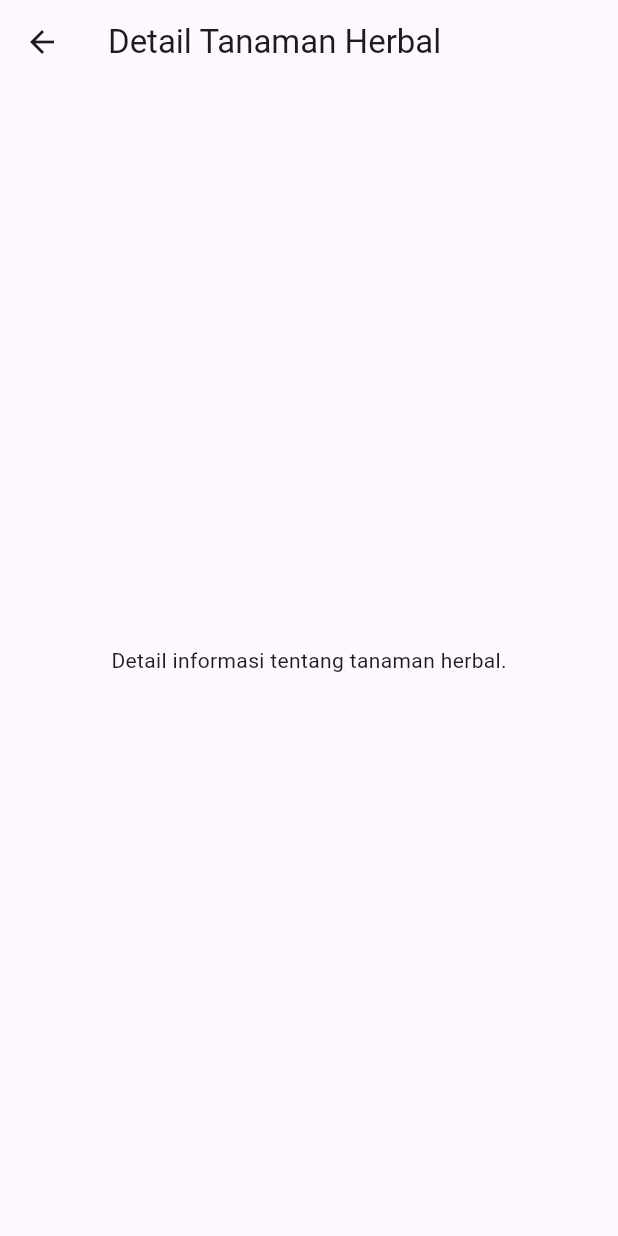
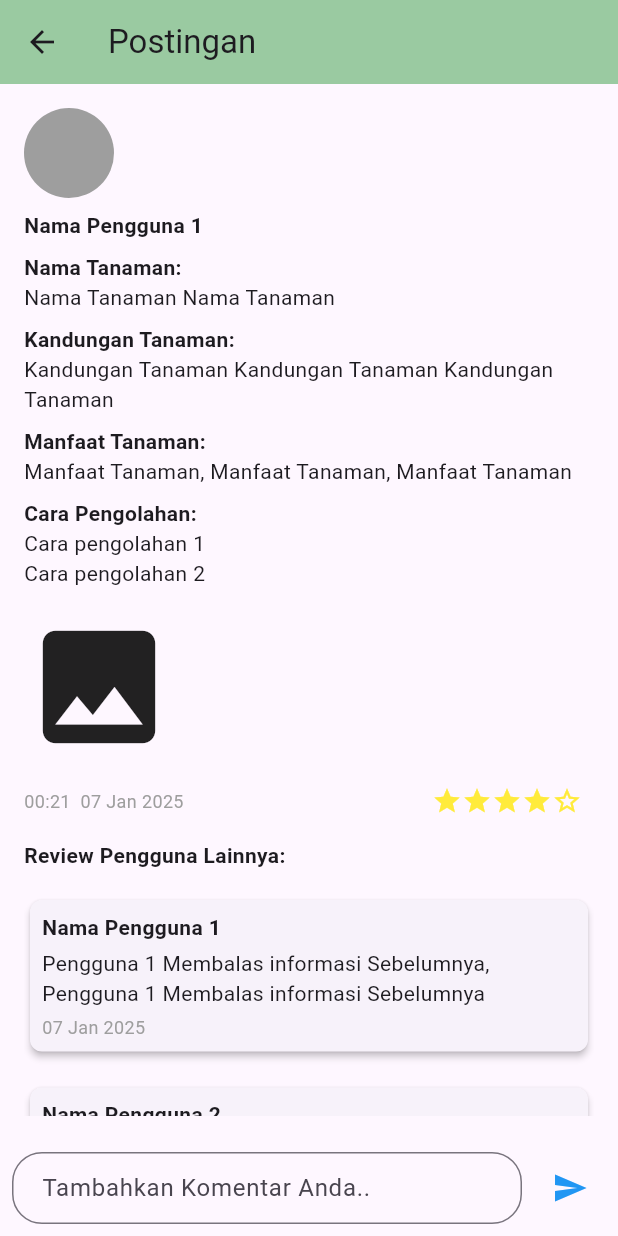
Before and after one commit to jayflinehtg/Project_TA-2024-2025-Kelompok9, a Flutter app: the screen it shows after launch, after a tap on "Lihat Detail", on a phone screen of 412 x 824 dp. Run offline on Flutter 3.47's test engine with Material 3 defaults, Android fonts, the phone set to English and light mode, and no system bars.

Commit message:
detailPage

```diff
--- /dev/null
+++ b/lib/detail.dart
@@ -0,0 +1,174 @@
+import 'package:flutter/material.dart';
+
+class DetailPage extends StatefulWidget {
+  @override
+  _DetailPageState createState() => _DetailPageState();
+}
+
+class _DetailPageState extends State<DetailPage> {
+  final String plantName = 'Nama Tanaman Nama Tanaman';
+  final String plantContent = 'Kandungan Tanaman Kandungan Tanaman Kandungan Tanaman';
+  final String benefits = 'Manfaat Tanaman, Manfaat Tanaman, Manfaat Tanaman';
+  final List<String> process = ['Cara pengolahan 1', 'Cara pengolahan 2'];
+  final String imageUrl = ''; // Add image URL if available
+
+  List<Map<String, String>> reviews = [
+    {
+      'username': 'Nama Pengguna 1',
+      'review': 'Pengguna 1 Membalas informasi Sebelumnya, Pengguna 1 Membalas informasi Sebelumnya',
+      'date': '07 Jan 2025',
+    },
+    {
+      'username': 'Nama Pengguna 2',
+      'review': 'Pengguna 2 Membalas informasi Sebelumnya, Pengguna 2 Membalas informasi Sebelumnya',
+      'date': '08 Jan 2025',
+    },
+    {
+      'username': 'Nama Pengguna 3',
+      'review': 'Pengguna 3 Membalas informasi Sebelumnya, Pengguna 3 Membalas informasi Sebelumnya',
+      'date': '09 Jan 2025',
+    },
+  ];
+
+  final TextEditingController _commentController = TextEditingController();
+
+  void _addComment() {
+    String newComment = _commentController.text.trim();
+    if (newComment.isNotEmpty) {
+      setState(() {
+        reviews.add({
+          'username': 'Pengguna Baru', // Bisa diganti dengan nama pengguna yang login
+          'review': newComment,
+          'date': '10 Jan 2025', // Bisa diganti dengan tanggal sekarang secara otomatis
+        });
+        _commentController.clear();
+      });
+    }
+  }
+
+  @override
+  Widget build(BuildContext context) {
+    return Scaffold(
+      appBar: AppBar(
+        title: const Text('Postingan'),
+        backgroundColor: const Color(0xFF9ACAA1),
+      ),
+      body: Column(
+        children: [
+          Expanded(
+            child: Padding(
+              padding: const EdgeInsets.all(16.0),
+              child: SingleChildScrollView(
+                child: Column(
+                  crossAxisAlignment: CrossAxisAlignment.start,
+                  children: [
+                    // Plant details section
+                    const CircleAvatar(
+                      radius: 30,
+                      backgroundColor: Colors.grey,
+                    ),
+                    const SizedBox(height: 8),
+                    const Text('Nama Pengguna 1', style: TextStyle(fontWeight: FontWeight.bold)),
+                    const SizedBox(height: 8),
+                    const Text('Nama Tanaman:', style: TextStyle(fontWeight: FontWeight.bold)),
+                    Text(plantName),
+                    const SizedBox(height: 8),
+                    const Text('Kandungan Tanaman:', style: TextStyle(fontWeight: FontWeight.bold)),
+                    Text(plantContent),
+                    const SizedBox(height: 8),
+                    const Text('Manfaat Tanaman:', style: TextStyle(fontWeight: FontWeight.bold)),
+                    Text(benefits),
+                    const SizedBox(height: 8),
+                    const Text('Cara Pengolahan:', style: TextStyle(fontWeight: FontWeight.bold)),
+                    for (var item in process) Text(item),
+                    const SizedBox(height: 16),
+
+                    // Image section (if available)
+                    imageUrl.isNotEmpty
+                        ? Image.network(imageUrl)
+                        : const Icon(Icons.image, size: 100),
+
+                    const SizedBox(height: 16),
+
+                    // Rating and Time Section
+                    Row(
+                      children: [
+                        const Text(
+                          '00:21  07 Jan 2025',
+                          style: TextStyle(fontSize: 12, color: Colors.grey),
+                        ),
+                        const Spacer(),
+                        const Icon(Icons.star, color: Colors.yellow, size: 20),
+                        const Icon(Icons.star, color: Colors.yellow, size: 20),
+                        const Icon(Icons.star, color: Colors.yellow, size: 20),
+                        const Icon(Icons.star, color: Colors.yellow, size: 20),
+                        const Icon(Icons.star_border, color: Colors.yellow, size: 20),
+                        const SizedBox(width: 8),
+                      ],
+                    ),
+                    const SizedBox(height: 16),
+
+                    // Reviews section
+                    const Text('Review Pengguna Lainnya:', style: TextStyle(fontWeight: FontWeight.bold)),
+                    const SizedBox(height: 8),
+                    for (var review in reviews)
+                      Padding(
+                        padding: const EdgeInsets.symmetric(vertical: 8.0),
+                        child: Card(
+                          elevation: 2,
+                          shape: RoundedRectangleBorder(borderRadius: BorderRadius.circular(8)),
+                          child: Padding(
+                            padding: const EdgeInsets.all(8.0),
+                            child: Column(
+                              crossAxisAlignment: CrossAxisAlignment.start,
+                              children: [
+                                Text(review['username']!, style: const TextStyle(fontWeight: FontWeight.bold)),
+                                const SizedBox(height: 4),
+                                Text(review['review']!),
+                                const SizedBox(height: 4),
+                                Text(review['date']!, style: TextStyle(fontSize: 12, color: Colors.grey)),
+                              ],
+                            ),
+                          ),
+                        ),
+                      ),
+                  ],
+                ),
+              ),
+            ),
+          ),
+          Padding(
+            padding: const EdgeInsets.all(8.0),
+            child: Row(
+              children: [
+                Expanded(
+                  child: TextField(
+                    controller: _commentController,
+                    decoration: InputDecoration(
+                      hintText: 'Tambahkan Komentar Anda..',
+                      border: OutlineInputBorder(
+                        borderRadius: BorderRadius.circular(20),
+                      ),
+                      contentPadding: const EdgeInsets.symmetric(horizontal: 16, vertical: 8),
+                    ),
+                  ),
+                ),
+                const SizedBox(width: 8),
+                IconButton(
+                  icon: const Icon(Icons.send, color: Colors.blue),
+                  onPressed: _addComment,
+                ),
+              ],
+            ),
+          ),
+        ],
+      ),
+    );
+  }
+}
+
+void main() {
+  runApp(MaterialApp(
+    home: DetailPage(),
+  ));
+}
--- a/lib/home.dart
+++ b/lib/home.dart
@@ -1,96 +1,97 @@
 import 'package:flutter/material.dart';
+import 'package:project_kelompok9/login.dart';  // Ganti dengan file yang sesuai jika perlu
+import 'home.dart';
+import 'detail.dart';
 
-void main() {
-  runApp(MyApp());
-}
-
-class MyApp extends StatelessWidget {
-  @override
-  Widget build(BuildContext context) {
-    return MaterialApp(
-      title: 'Tanaman Herbal',
-      theme: ThemeData(
-        primarySwatch: Colors.green,
-        visualDensity: VisualDensity.adaptivePlatformDensity,
-      ),
-      home: HomePage(),
-    );
-  }
-}
-
-class HomePage extends StatefulWidget {
-  @override
-  _HomePageState createState() => _HomePageState();
-}
-
-class _HomePageState extends State<HomePage> {
-  int _selectedIndex = 0;
-
-  static const List<Widget> _widgetOptions = <Widget>[
-    Text('Home'),
-    Text('Search'),
-    Text('Tambah Data'),
-    Text('Profile'),
-  ];
-
-  void _onItemTapped(int index) {
-    setState(() {
-      _selectedIndex = index;
-    });
-  }
+class HomePage extends StatelessWidget {
+  const HomePage({Key? key}) : super(key: key);
 
   @override
   Widget build(BuildContext context) {
     return Scaffold(
       appBar: AppBar(
-        title: Text('Jelajahi Informasi'),
-        centerTitle: true,
+        title: const Text('Jelajahi Informasi'),
+        backgroundColor: const Color(0xFF9ACAA1),
       ),
       body: Padding(
         padding: const EdgeInsets.all(16.0),
+        child: Column(
+          crossAxisAlignment: CrossAxisAlignment.start,
+          children: [
+            const Text(
+              'Tanaman Herbal',
+              style: TextStyle(
+                fontSize: 24,
+                fontWeight: FontWeight.bold,
+                color: Color(0xFF498553),
+              ),
+            ),
+            const SizedBox(height: 16),
+            Expanded(
               child: ListView.builder(
-          itemCount: 4,
+                itemCount: 4, // Jumlah item tanaman herbal
                 itemBuilder: (context, index) {
                   return Card(
-              margin: EdgeInsets.symmetric(vertical: 8),
+                    margin: const EdgeInsets.symmetric(vertical: 8),
+                    shape: RoundedRectangleBorder(
+                      borderRadius: BorderRadius.circular(8),
+                    ),
+                    elevation: 5,
                     child: ListTile(
+                      contentPadding: const EdgeInsets.all(16.0),
                       leading: Icon(
-                  Icons.nature,
-                  size: 40,
-                  color: Colors.green,
+                        Icons.grass, // Ikon tanaman herbal
+                        size: 50,
+                        color: Color(0xFF498553),
                       ),
                       title: Text(
-                  'Tanaman Herbal ${index + 1}',
+                        'Tanaman Herbal',
                         style: TextStyle(
                           fontSize: 18,
                           fontWeight: FontWeight.bold,
+                          color: Color(0xFF498553),
                         ),
                       ),
                       subtitle: Row(
-                  children: List.generate(5, (index) {
-                    return Icon(
+                        children: [
+                          const Icon(
                             Icons.star,
-                      size: 20,
-                      color: index < 4
-                          ? Colors.orange
-                          : Colors.grey[300],
-                    );
-                  }),
+                            color: Colors.yellow,
+                            size: 16,
+                          ),
+                          const Icon(
+                            Icons.star,
+                            color: Colors.yellow,
+                            size: 16,
+                          ),
+                          const Icon(
+                            Icons.star,
+                            color: Colors.yellow,
+                            size: 16,
+                          ),
+                          const Icon(
+                            Icons.star,
+                            color: Colors.yellow,
+                            size: 16,
+                          ),
+                          const Icon(
+                            Icons.star,
+                            color: Colors.yellow,
+                            size: 16,
+                          ),
+                        ],
                       ),
                       trailing: TextButton(
                         onPressed: () {
-                    // Navigasi ke halaman detail
                           Navigator.push(
                             context,
-                      MaterialPageRoute(
-                        builder: (context) => DetailPage(), // Ganti dengan halaman detail
-                      ),
+                            MaterialPageRoute(builder: (context) => DetailPage()), // Ganti dengan halaman detail yang sesuai
                           );
                         },
-                  child: Text(
+                        child: const Text(
                           'Lihat Detail',
                           style: TextStyle(
-                      color: Colors.blue,
+                            color: Color(0xFF498553),
                           ),
                         ),
                       ),
@@ -99,43 +100,9 @@ class _HomePageState extends State<HomePage> {
                 },
               ),
             ),
-      bottomNavigationBar: BottomNavigationBar(
-        currentIndex: _selectedIndex,
-        selectedItemColor: Color(0xFF498553),
-        onTap: _onItemTapped,
-        items: const <BottomNavigationBarItem>[
-          BottomNavigationBarItem(
-            icon: Icon(Icons.home),
-            label: 'Dashboard',
+          ],
         ),
-          BottomNavigationBarItem(
-            icon: Icon(Icons.search),
-            label: 'Search',
-          ),
-          BottomNavigationBarItem(
-            icon: Icon(Icons.add),
-            label: 'Add Data',
-          ),
-          BottomNavigationBarItem(
-            icon: Icon(Icons.person),
-            label: 'Profile',
-          ),
-        ],
       ),
     );
   }
 }
-
-class DetailPage extends StatelessWidget {
-  @override
-  Widget build(BuildContext context) {
-    return Scaffold(
-      appBar: AppBar(
-        title: Text('Detail Tanaman Herbal'),
-      ),
-      body: Center(
-        child: Text('Detail informasi tentang tanaman herbal.'),
-      ),
-    );
-  }
-}
--- a/lib/main.dart
+++ b/lib/main.dart
@@ -1,37 +1,44 @@
 import 'package:flutter/material.dart';
 import 'package:project_kelompok9/login.dart';
+import 'home.dart';
 
 void main() {
-  runApp(MyApp());
+  runApp(const MyApp());
 }
 
 class MyApp extends StatelessWidget {
+  const MyApp({Key? key}) : super(key: key);
+
+  // This widget is the root of your application.
   @override
   Widget build(BuildContext context) {
     return MaterialApp(
-      title: 'Tanaman Herbal',
       theme: ThemeData(
-        primarySwatch: Colors.green,
-        visualDensity: VisualDensity.adaptivePlatformDensity,
+        primarySwatch: Colors.blue,
       ),
-      home: HomePage(),
+        home: const MyHomePage(title: 'Tanaman Herbal'),
     );
   }
 }
 
-class HomePage extends StatefulWidget {
+class MyHomePage extends StatefulWidget {
+  const MyHomePage({Key? key, required this.title}) : super(key: key);
+
+  final String title;
+
   @override
-  _HomePageState createState() => _HomePageState();
+  State<MyHomePage> createState() => _MyHomePageState();
 }
 
-class _HomePageState extends State<HomePage> {
+class _MyHomePageState extends State<MyHomePage> {
   int _selectedIndex = 0;
 
-  static const List<Widget> _widgetOptions = <Widget>[
-    Text('Home'),
-    Text('Search'),
-    Text('Tambah Data'),
-    Text('Profile'),
+  static List<Widget> _widgetOptions = <Widget>[
+    HomePage(),
+    const Text('Search'),
+    const Text('Tambah Data'),
+    // Ganti dengan widget Login
+    const LoginPage(),
   ];
 
   void _onItemTapped(int index) {
@@ -43,73 +50,20 @@ class _HomePageState extends State<HomePage> {
   @override
   Widget build(BuildContext context) {
     return Scaffold(
-      appBar: AppBar(
-        title: Text('Jelajahi Informasi'),
-        centerTitle: true,
-      ),
-      body: _selectedIndex == 0
-          ? Padding(
-              padding: const EdgeInsets.all(16.0),
-              child: ListView.builder(
-                itemCount: 4,
-                itemBuilder: (context, index) {
-                  return Card(
-                    margin: EdgeInsets.symmetric(vertical: 8),
-                    child: ListTile(
-                      leading: Icon(
-                        Icons.nature,
-                        size: 40,
-                        color: Colors.green,
-                      ),
-                      title: Text(
-                        'Tanaman Herbal ${index + 1}',
-                        style: TextStyle(
-                          fontSize: 18,
-                          fontWeight: FontWeight.bold,
-                        ),
-                      ),
-                      subtitle: Row(
-                        children: List.generate(5, (index) {
-                          return Icon(
-                            Icons.star,
-                            size: 20,
-                            color: index < 4
-                                ? Colors.orange
-                                : Colors.grey[300],
-                          );
-                        }),
-                      ),
-                      trailing: TextButton(
-                        onPressed: () {
-                          // Navigasi ke halaman detail
-                          Navigator.push(
-                            context,
-                            MaterialPageRoute(
-                              builder: (context) => DetailPage(), // Ganti dengan halaman detail
-                            ),
-                          );
-                        },
-                        child: Text(
-                          'Lihat Detail',
-                          style: TextStyle(
-                            color: Colors.blue,
-                          ),
-                        ),
-                      ),
-                    ),
-                  );
-                },
-              ),
-            )
-          : _widgetOptions.elementAt(_selectedIndex), // Menampilkan halaman sesuai index
-      bottomNavigationBar: BottomNavigationBar(
-        currentIndex: _selectedIndex,
-        selectedItemColor: Color(0xFF498553),
-        onTap: _onItemTapped,
-        items: const <BottomNavigationBarItem>[
+        appBar: AppBar(
+          automaticallyImplyLeading: false,
+        ),
+
+        body: Center(
+          child: _widgetOptions.elementAt(_selectedIndex),
+        ),
+
+        bottomNavigationBar: BottomNavigationBar(
+          type: BottomNavigationBarType.fixed, // Tambahkan ini
+          items: const <BottomNavigationBarItem>[
           BottomNavigationBarItem(
             icon: Icon(Icons.home),
-            label: 'Dashboard',
+            label: 'Home',
           ),
           BottomNavigationBarItem(
             icon: Icon(Icons.search),
@@ -123,22 +77,39 @@ class _HomePageState extends State<HomePage> {
             icon: Icon(Icons.person),
             label: 'Profile',
           ),
+          // BottomNavigationBarItem(
+          //   icon: Icon(Icons.person),
+          //   label: 'Profil',
+          // ),
+        ],
+      currentIndex: _selectedIndex,
+      selectedItemColor: Color(0xFF498553),
+      onTap: _onItemTapped,
+      ),
+    );
+  }
+}
+
+class ProfilePage extends StatelessWidget {
+  @override
+  Widget build(BuildContext context) {
+    return Center(
+      child: Column(
+        mainAxisAlignment: MainAxisAlignment.center,
+        children: <Widget>[
+          Text('Profile Page'),
+          SizedBox(height: 20),
+          ElevatedButton(
+            onPressed: () {
+              Navigator.push(
+                context,
+                MaterialPageRoute(builder: (context) => LoginPage()),
+              );
+            },
+            child: Text('Login'),
+          ),
         ],
       ),
     );
   }
 }
-
-class DetailPage extends StatelessWidget {
-  @override
-  Widget build(BuildContext context) {
-    return Scaffold(
-      appBar: AppBar(
-        title: Text('Detail Tanaman Herbal'),
-      ),
-      body: Center(
-        child: Text('Detail informasi tentang tanaman herbal.'),
-      ),
-    );
-  }
-}
```
Also changed, not shown: 1 other file. Lines whose indentation alone changed are shown as unchanged.
